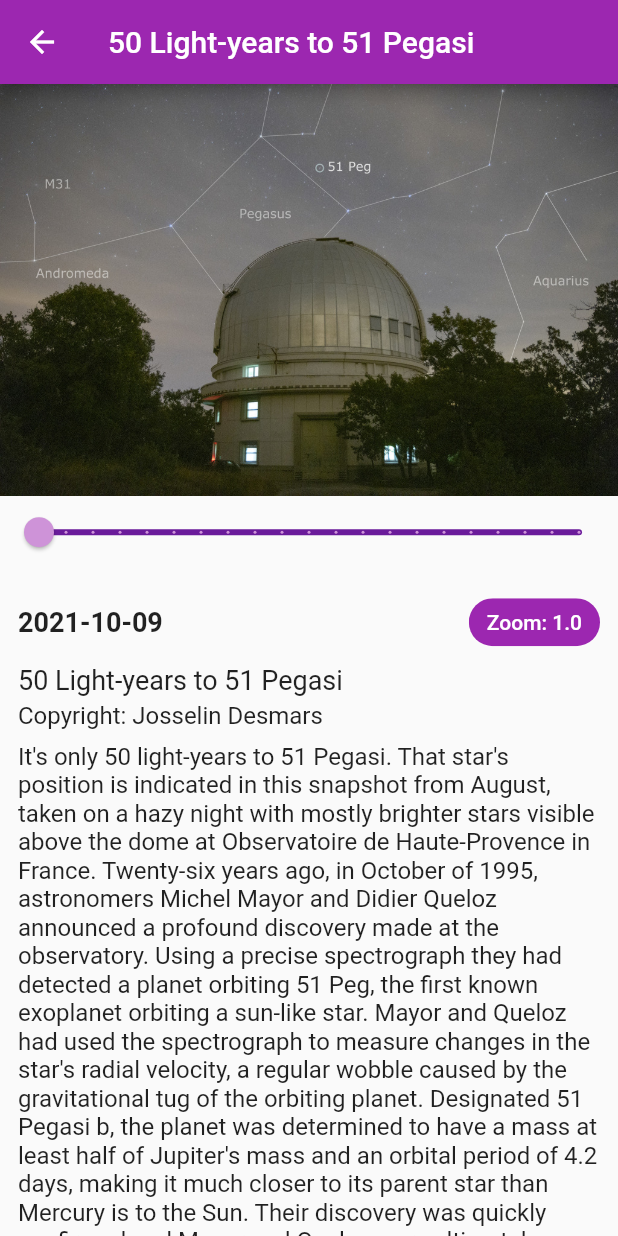
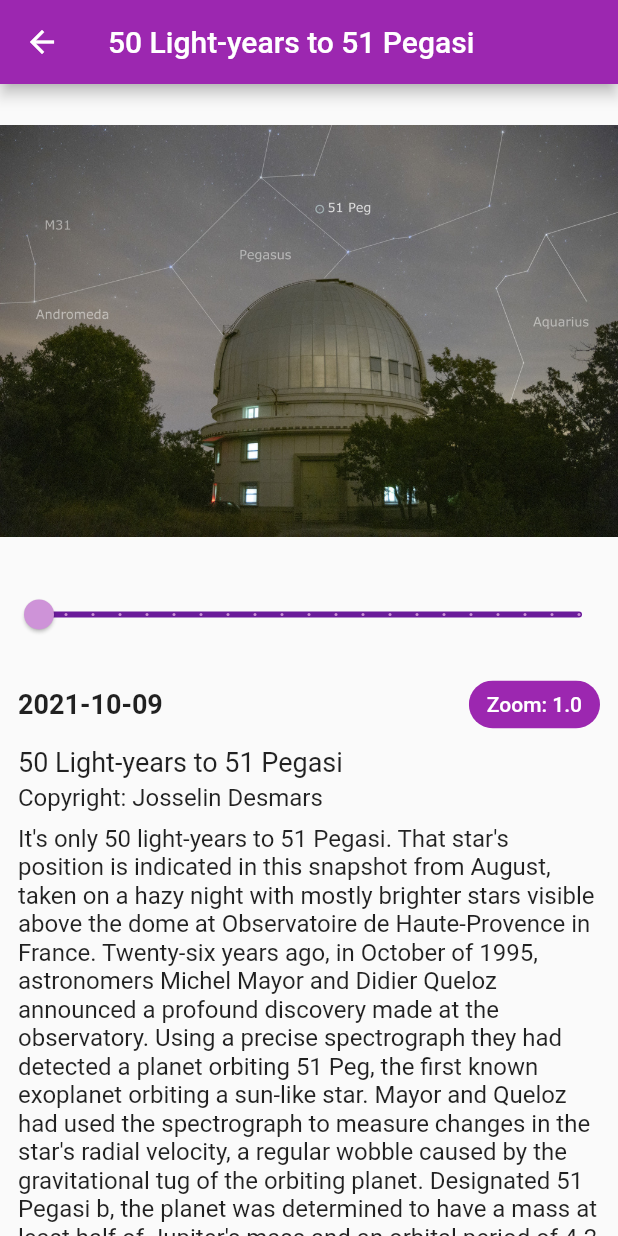
Before and after one commit to fullmers/Flutter-Apprentice-Book-Club, a Flutter app: the screen it shows after launch, after a tap on "2021-10-09", on a phone screen of 412 x 824 dp. Run offline on Flutter 3.47's test engine with Material 2 defaults, Android fonts, the phone set to English and light mode, and no system bars.

Commit message:
update InteractiveViewer for better desktop scrolling

```diff
--- a/lib/apod_detail.dart
+++ b/lib/apod_detail.dart
@@ -25,17 +25,28 @@ class _ApodDetailState extends State<ApodDetail> {
         title: (Text(widget.apod.title!)),
       ),
       body: SafeArea(
-          child: ListView(
+        child: Stack(
           children: [
-          SizedBox(
-            width: double.infinity,
+            Positioned(
+              height: MediaQuery.of(context).size.height * 0.4,
+              width: MediaQuery.of(context).size.width,
               child: InteractiveViewer(
                 transformationController: _controller,
                 child: Image(
                   image: AssetImage(widget.apod.url!),
+                  fit: BoxFit.fitWidth,
                 ),
               ),
             ),
+            Positioned(
+              top: MediaQuery.of(context).size.height * 0.4,
+              // 50 pixels is the size of the upper navbar. Subtracting
+              // this prevents the last part of our test from being
+              // unreachable below the bottom of the UI.
+              height: MediaQuery.of(context).size.height * 0.6 - 50,
+              width: MediaQuery.of(context).size.width,
+              child: ListView(
+                children: [
                   Slider(
                     min: 1.0,
                     max: 4.0,
@@ -45,13 +56,32 @@ class _ApodDetailState extends State<ApodDetail> {
                     onChanged: (newValue) {
                       setState(() {
                         _sliderScalar = newValue;
-                _controller.value = Matrix4.identity().scaled(_sliderScalar);
+                        _controller.value =
+                            Matrix4.identity().scaled(_sliderScalar);
                       });
                     },
                     activeColor: Colors.purple[200],
                     inactiveColor: Colors.purple[800],
                   ),
-          Padding(
+                  _ApodBody(widget.apod, scalar: _sliderScalar),
+                ],
+              ),
+            ),
+          ],
+        ),
+      ),
+    );
+  }
+}
+
+class _ApodBody extends StatelessWidget {
+  const _ApodBody(this.apod, {required this.scalar});
+  final Apod apod;
+  final double scalar;
+
+  @override
+  Widget build(BuildContext context) {
+    return Padding(
       padding: const EdgeInsets.all(12.0),
       child: Column(
         crossAxisAlignment: CrossAxisAlignment.start,
@@ -60,7 +90,7 @@ class _ApodDetailState extends State<ApodDetail> {
             mainAxisAlignment: MainAxisAlignment.spaceBetween,
             children: <Widget>[
               Text(
-                      DateFormat('yyyy-MM-dd').format(widget.apod.date!),
+                DateFormat('yyyy-MM-dd').format(apod.date!),
                 style: const TextStyle(
                   fontSize: 18,
                   fontWeight: FontWeight.bold,
@@ -69,7 +99,7 @@ class _ApodDetailState extends State<ApodDetail> {
               Chip(
                 backgroundColor: Colors.purple,
                 label: Text(
-                        'Zoom: ${_sliderScalar.toStringAsPrecision(2)}',
+                  'Zoom: ${scalar.toStringAsPrecision(2)}',
                   style: Theme.of(context)
                       .textTheme
                       .bodyText1!
@@ -80,30 +110,27 @@ class _ApodDetailState extends State<ApodDetail> {
           ),
           const SizedBox(height: 4),
           Text(
-                  widget.apod.title!,
+            apod.title!,
             style: const TextStyle(
               fontSize: 18,
             ),
           ),
           const SizedBox(height: 4),
           Text(
-                  'Copyright: ${widget.apod.copyright!}',
+            'Copyright: ${apod.copyright!}',
             style: const TextStyle(
               fontSize: 16,
             ),
           ),
           const SizedBox(height: 8),
           Text(
-                  widget.apod.explanation!,
+            apod.explanation!,
             style: const TextStyle(
               fontSize: 16,
             ),
           ),
         ],
       ),
-          ),
-        ],
-      )),
     );
   }
 }
```
Lines whose indentation alone changed are shown as unchanged.
